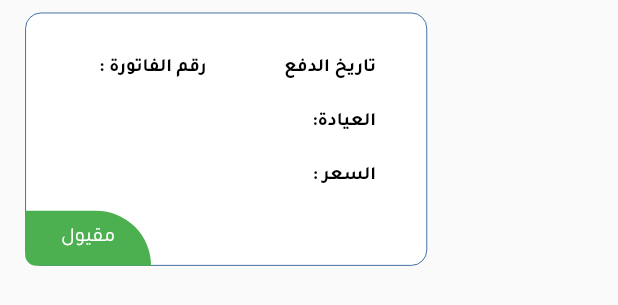
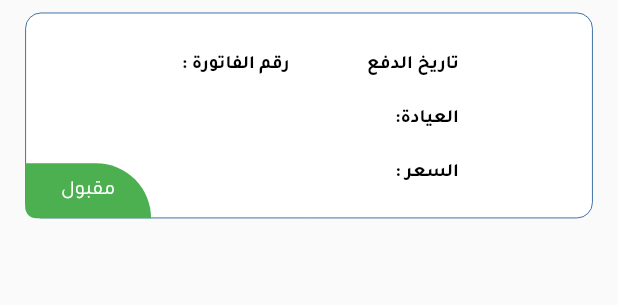
Before and after one commit to HodaTabasi/aphaa, a Flutter app: the PaymentScreenItem widget shown alone on an empty page, opened directly with empty values, on a phone screen of 412 x 824 dp. Shown: the top 305 px of the screen. Run offline on Flutter 3.47's test engine with Material 2 defaults, Android fonts, the phone set to English and light mode, and no system bars; our stand-ins replace avatar_glow, connectivity_plus, firebase_auth, firebase_core, flutter_calendar_carousel, flutter_screenutil and 6 more; missing offline and left inert: flutter_paytabs_bridge, syncfusion_flutter_pdfviewer; accounts and stored records are empty; generated files the repository leaves out were written again; network calls fail; key blocks and very long unbroken strings in the code were emptied for the run.

Commit message:
اضافة ملف طبي في عائلتي وتعديل شكل سجل المدفوعات

```diff
--- a/lib/screens/in_level_screen/payment_record/payment_screen_item.dart
+++ b/lib/screens/in_level_screen/payment_record/payment_screen_item.dart
@@ -11,13 +11,12 @@ class PaymentScreenItem extends StatelessWidget {
   @override
   Widget build(BuildContext context) {
     return Stack(
-        // fit: StackFit.expand,
+         fit: StackFit.loose,
         children: [
-          FittedBox(
-            child: Container(
+          Container(
             // width: MediaQuery.of(context).size.width - 50,
-              height: 160.h,
-              padding: EdgeInsets.only(left: 16.r, right: 16.r, top: 12.r, bottom: 10.r),
+            height: 130.h,
+            padding: EdgeInsets.only(left: 10.r, right: 10.r, top: 10.r, bottom: 10.r),
             margin: EdgeInsets.symmetric(horizontal: 16.r, vertical: 8.r),
             // margin: EdgeInsets.all(8),
             alignment: Alignment.center,
@@ -26,6 +25,7 @@ class PaymentScreenItem extends StatelessWidget {
               borderRadius: BorderRadius.all(Radius.circular(10.r)),
               border: Border.all(color: Color(0xff0E4C8F), width: 0.5.w),
             ),
+            child: FittedBox(
               child: Column(
                 mainAxisAlignment: MainAxisAlignment.start,
                 crossAxisAlignment: CrossAxisAlignment.start,
@@ -190,9 +190,10 @@ class PaymentScreenItem extends StatelessWidget {
           ),
           Positioned(
             // right: 0,
-            bottom: 0,
-            left: 0,
+            bottom: 0.h,
+            left: 0.w,
             // bottom: 100,
+            child: FittedBox(
               child: Container(
                 width: 80.sp,
                 height: 35.sp,
@@ -204,13 +205,14 @@ class PaymentScreenItem extends StatelessWidget {
                         bottomLeft: Radius.circular(8.r),
                         topRight: Radius.circular(40.r))),
                 child: Text(
-                "مقيول",
+                  "مقبول",
                   style: TextStyle(
                       color: Colors.white, fontFamily: 'Tajawal', fontSize: 13.sp),
                   textAlign: TextAlign.center,
                 ),
               ),
             ),
+          ),
         ]);
   }
 }
```
Also changed, not shown: lib/screens/in_level_screen/family/family_screen.dart (+19 -0 lines). Lines whose indentation alone changed are shown as unchanged.
